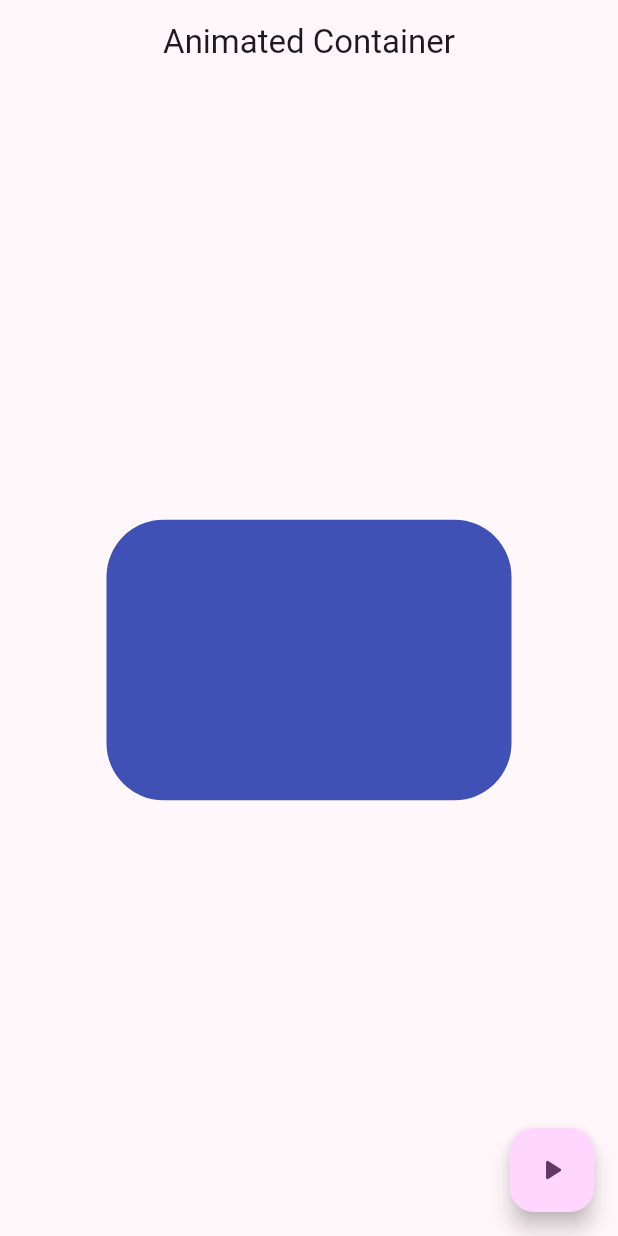
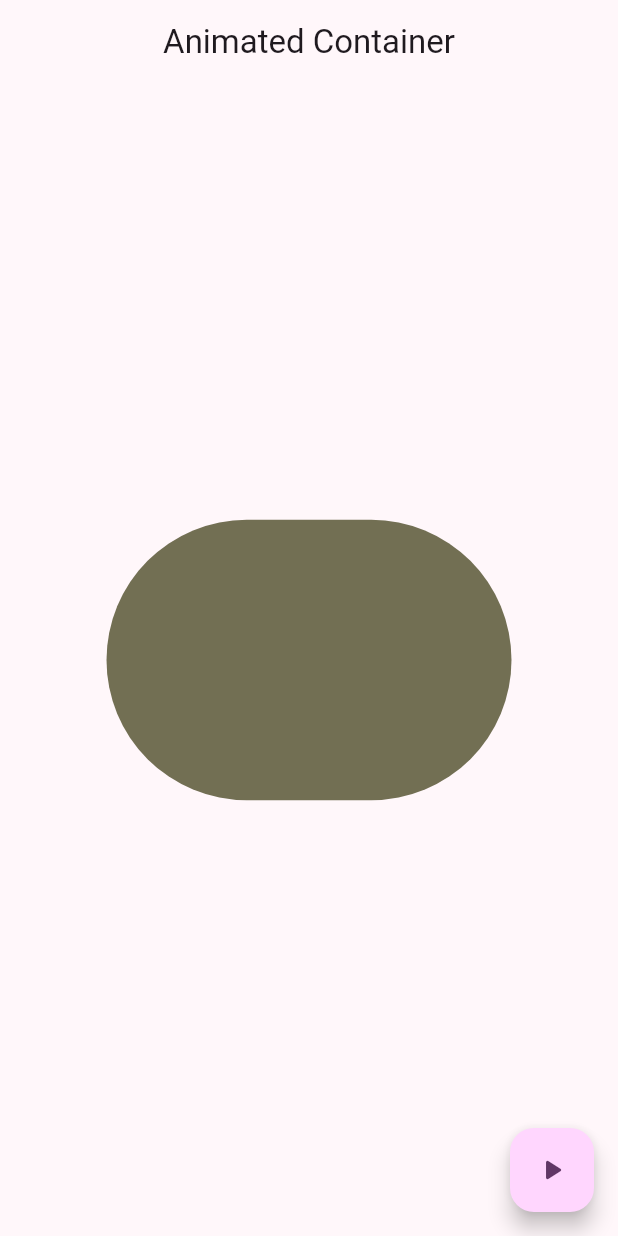
Before and after one commit to RommelOlachea/flutter_widgets_app, a Flutter app: the AnimatedScreen screen opened by its route, after a tap on the "play arrow" icon, on a phone screen of 412 x 824 dp. Run offline on Flutter 3.47's test engine with Material 2 defaults, Android fonts, the phone set to English and light mode, and no system bars; our stand-ins replace go_router.

Commit message:
animated container terminado

```diff
--- a/lib/presentation/screens/animated/animated_screen.dart
+++ b/lib/presentation/screens/animated/animated_screen.dart
@@ -19,7 +19,14 @@ class _AnimatedScreenState extends State<AnimatedScreen> {
     final random = Random();
     width = random.nextInt(300) + 50;
     heigth = random.nextInt(300) + 50;
-    borderRadius = random.nextInt(50) + 10;
+    borderRadius = random.nextInt(100) + 20;
+
+    color = Color.fromRGBO(
+      random.nextInt(255),
+      random.nextInt(255),
+      random.nextInt(255),
+      1
+    );
 
     setState(() {});
   }
@@ -34,11 +41,11 @@ class _AnimatedScreenState extends State<AnimatedScreen> {
         child: AnimatedContainer(
           curve: Curves.easeOutCubic,
           duration: const Duration(milliseconds: 400),
-          width: width,
-          height: heigth,
+          width: width <= 0 ? 0 : width,
+          height: heigth <= 0 ? 0 : heigth,
           decoration: BoxDecoration(
             color: color,
-            borderRadius: BorderRadius.circular(borderRadius),
+            borderRadius: BorderRadius.circular(borderRadius <= 0 ? 0 : borderRadius),
           ),
         ),
       ),
```
